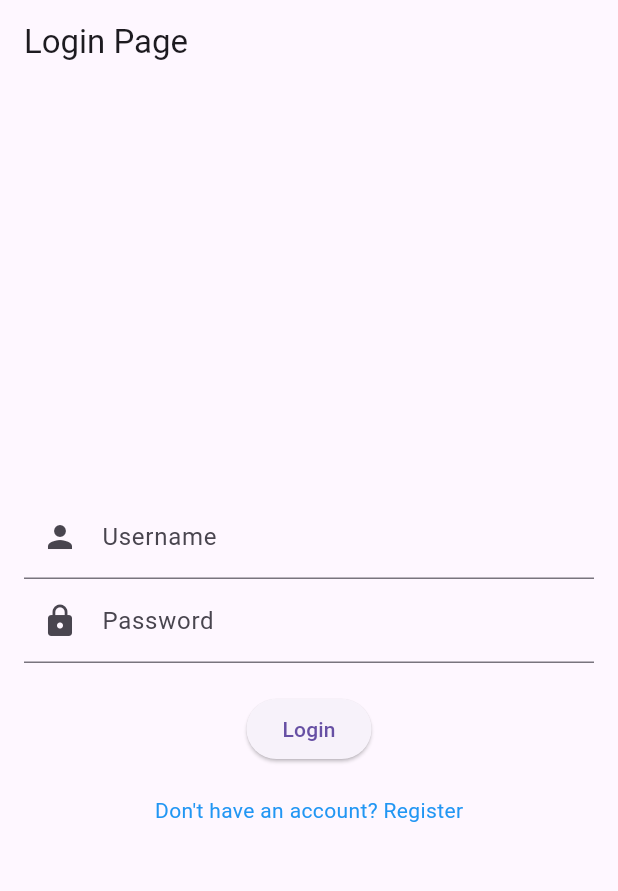
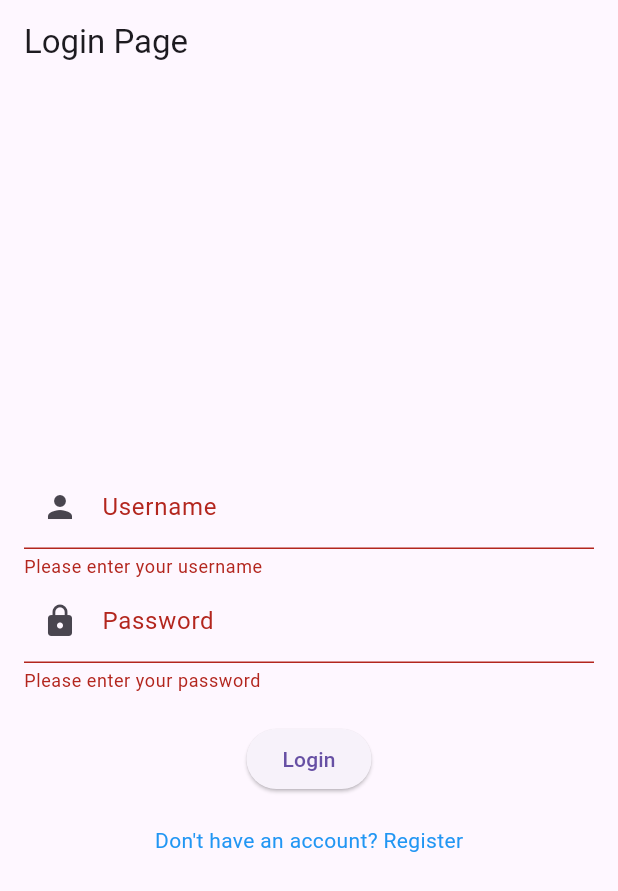
Before and after one commit to 652021059s/lab1_flutter, a Flutter app: the screen it shows after launch, after a tap on "Login", on a phone screen of 412 x 824 dp. Shown: the top 891 px of the screen. Run offline on Flutter 3.47's test engine with Material 3 defaults, Android fonts, the phone set to English and light mode, and no system bars; network calls fail.

Commit message:
first commit

```diff
--- /dev/null
+++ b/lib/controllers/auth_service.dart
@@ -0,0 +1,20 @@
+import 'package:lab1_flutter/models/user_models.dart';
+import 'package:lab1_flutter/screens/varibies.dart';
+import 'dart:convert';
+import 'package:http/http.dart' as http;
+
+class  AuthService{
+ Future <void>login(String username, String password ) async{
+    print(apiURL);
+
+final response = await http.post(Uri.parse("$apiURL/api/user/login"),
+headers:{"Content-Type":"application/json"},
+body: jsonEncode(
+  {
+  "username":username,
+  "password":password,
+}
+));
+print(response.statusCode);
+  }
+}
--- a/lib/screens/login.dart
+++ b/lib/screens/login.dart
@@ -1,7 +1,25 @@
 import 'package:flutter/material.dart';
+import 'package:lab1_flutter/controllers/auth_service.dart';
 import 'register.dart'; // ตรวจสอบเส้นทางให้ถูกต้อง
 
 class LoginPage extends StatelessWidget {
+
+  final _formKey = GlobalKey<FormState>(); // GlobalKey สำหรับฟอร์ม
+  final TextEditingController _usernameController = TextEditingController();
+  final TextEditingController _passwordController = TextEditingController();
+
+  void _login() async{
+  if(_formKey.currentState!.validate()){
+    print('Username:${_usernameController.text}');
+    print('Password:${_passwordController.text}');
+  }
+    try{
+      final user = AuthService().login(_usernameController.text, _passwordController.text);
+    }catch(e){
+      print(e);
+    }
+}
+
   @override
   Widget build(BuildContext context) {
     return Scaffold(
@@ -10,27 +28,41 @@ class LoginPage extends StatelessWidget {
       ),
       body: Padding(
         padding: const EdgeInsets.all(16.0),
+        child: Form(
+          key: _formKey, // ใช้ GlobalKey สำหรับฟอร์ม
           child: Column(
             mainAxisAlignment: MainAxisAlignment.center,
             children: [
-            TextField(
+              TextFormField(
+                controller: _usernameController,
                 decoration: InputDecoration(
                   labelText: 'Username',
-                prefixIcon: Icon(Icons.person), // ไอคอนสำหรับ Username
+                  prefixIcon: Icon(Icons.person),
                 ),
+                validator: (value) {
+                  if (value == null || value.isEmpty) {
+                    return 'Please enter your username';
+                  }
+                  return null;
+                },
               ),
-            TextField(
+              TextFormField(
+                controller: _passwordController,
                 decoration: InputDecoration(
                   labelText: 'Password',
-                prefixIcon: Icon(Icons.lock), // ไอคอนสำหรับ Password
+                  prefixIcon: Icon(Icons.lock),
                 ),
                 obscureText: true,
+                validator: (value) {
+                  if (value == null || value.isEmpty) {
+                    return 'Please enter your password';
+                  }
+                  return null;
+                },
               ),
               SizedBox(height: 20),
               ElevatedButton(
-              onPressed: () {
-                // Handle login logic here
-              },
+                onPressed: () => _login(),
                 child: Text('Login'),
               ),
               SizedBox(height: 20),
@@ -49,6 +81,7 @@ class LoginPage extends StatelessWidget {
             ],
           ),
         ),
+      ),
     );
   }
 }
--- /dev/null
+++ b/lib/screens/varibies.dart
@@ -0,0 +1 @@
+var apiURL = "http://10.120.6.253:3000";
--- a/pubspec.yaml
+++ b/pubspec.yaml
@@ -35,6 +35,7 @@ dependencies:
   # The following adds the Cupertino Icons font to your application.
   # Use with the CupertinoIcons class for iOS style icons.
   cupertino_icons: ^1.0.6
+  http: ^1.2.2
 
 dev_dependencies:
   flutter_test:
```
Also changed, not shown: lib/models/user_models.dart (added, +56 -0 lines), pubspec.lock. Lines whose indentation alone changed are shown as unchanged.
